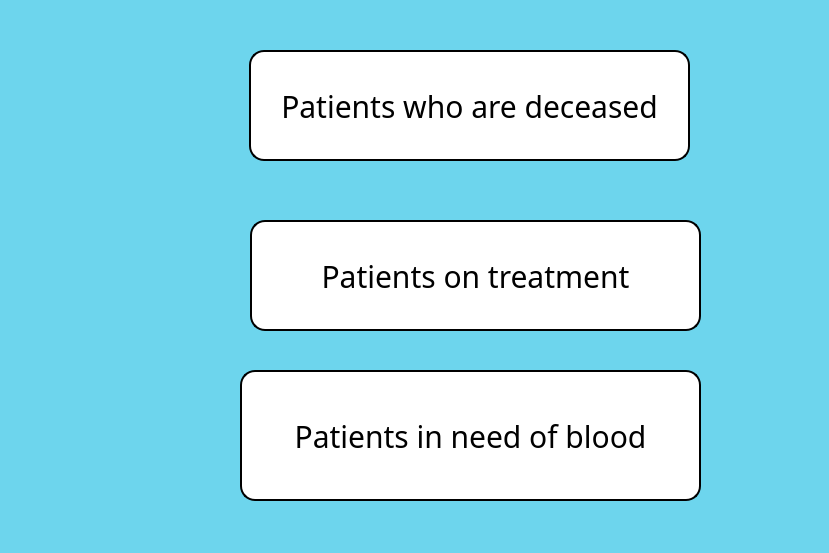
Qt form patientreports.ui (Lurothero/KidneyAssociation) before a commit.
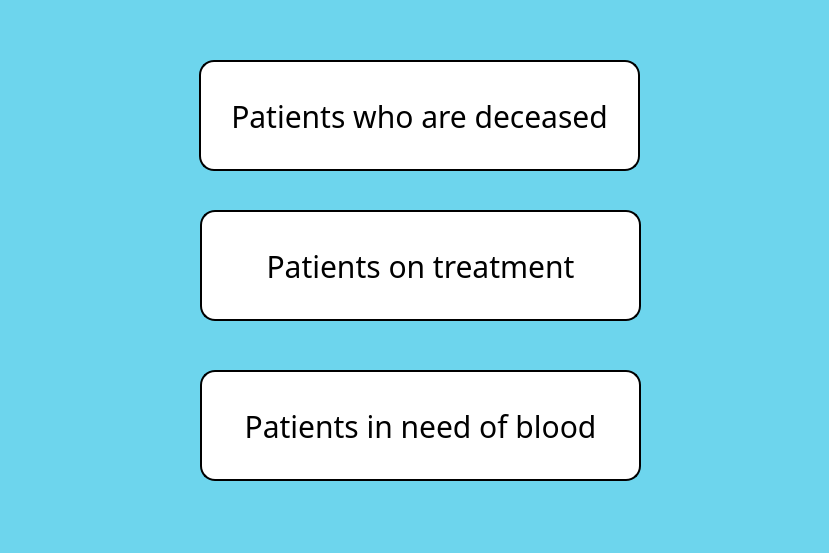
The same form after that commit.

What changed in the file:
```diff
--- a/patientreports.ui
+++ b/patientreports.ui
@@ -63,36 +63,8 @@
   <widget class="QPushButton" name="pushButton_3">
    <property name="geometry">
     <rect>
-     <x>240</x>
-     <y>370</y>
-     <width>461</width>
-     <height>131</height>
-    </rect>
-   </property>
-   <property name="styleSheet">
-    <string notr="true">QPushButton
-{
-   border: 2px solid black;
-   background-color: white;
-   border-radius: 15px;
-}
-
-QPushButton:hover
-{
-   color: #D1D2D2;
-   border-radius: 15px;
-   background: #426a78;
-}</string>
-   </property>
-   <property name="text">
-    <string>Patients in need of blood</string>
-   </property>
-  </widget>
-  <widget class="QPushButton" name="pushButton">
-   <property name="geometry">
-    <rect>
-     <x>249</x>
-     <y>50</y>
+     <x>199</x>
+     <y>60</y>
      <width>441</width>
      <height>111</height>
     </rect>
@@ -119,9 +91,9 @@
   <widget class="QPushButton" name="pushButton_2">
    <property name="geometry">
     <rect>
-     <x>250</x>
-     <y>220</y>
-     <width>451</width>
+     <x>200</x>
+     <y>210</y>
+     <width>441</width>
      <height>111</height>
     </rect>
    </property>
@@ -144,6 +116,34 @@
     <string>Patients on treatment</string>
    </property>
   </widget>
+  <widget class="QPushButton" name="patientsNeedingBloodButton">
+   <property name="geometry">
+    <rect>
+     <x>200</x>
+     <y>370</y>
+     <width>441</width>
+     <height>111</height>
+    </rect>
+   </property>
+   <property name="styleSheet">
+    <string notr="true">QPushButton
+{
+   border: 2px solid black;
+   background-color: white;
+   border-radius: 15px;
+}
+
+QPushButton:hover
+{
+   color: #D1D2D2;
+   border-radius: 15px;
+   background: #426a78;
+}</string>
+   </property>
+   <property name="text">
+    <string>Patients in need of blood</string>
+   </property>
+  </widget>
  </widget>
  <resources/>
  <connections/>
```
Left out of the diff: 4 changed lines with no effect on the pictures.
